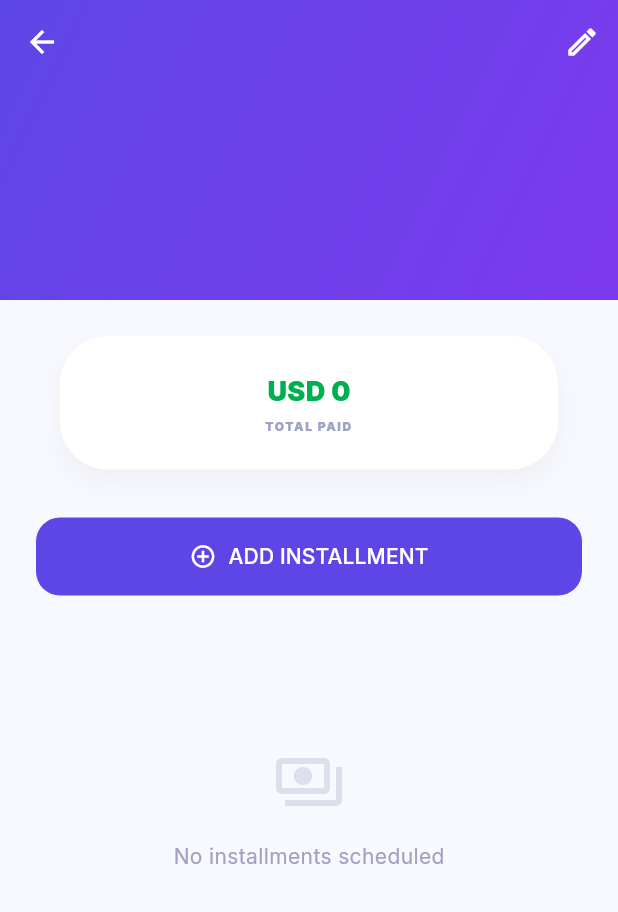
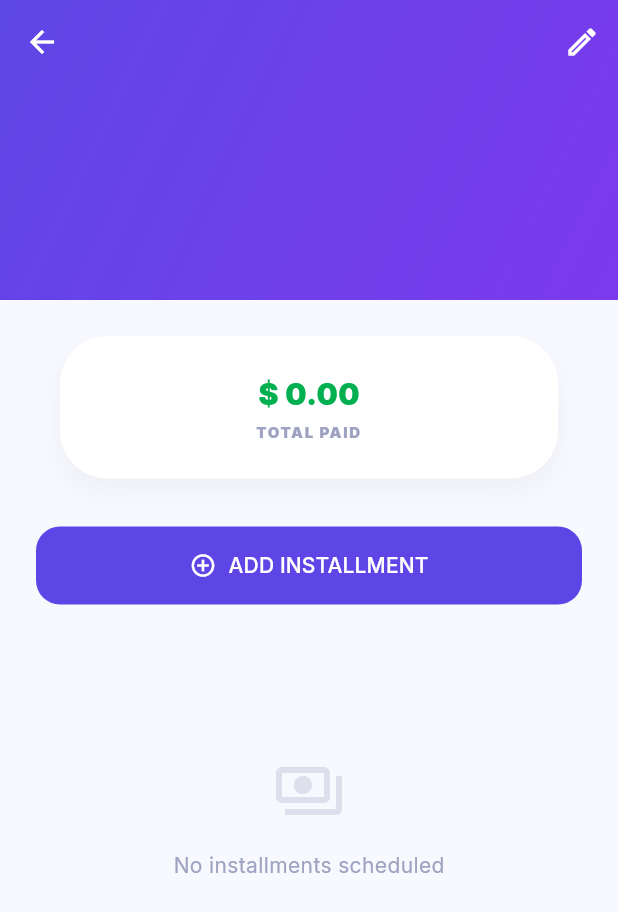
Before and after one commit to stfleurs/spendly, a Flutter app: the BillPlanDetailScreen screen opened directly with empty values, on a phone screen of 412 x 824 dp. Shown: the top 912 px of the screen. Run offline on Flutter 3.47's test engine with Material 3 defaults, Android fonts, the phone set to English and light mode, and no system bars; our stand-ins replace cloud_firestore, csv, file_picker, firebase_auth, firebase_core, firebase_storage and 9 more; missing offline and left inert: google_mlkit_text_recognition, pdfx, read_pdf_text, syncfusion_flutter_pdf; accounts and stored records are empty.

Commit message:
Fix UI overflow and decimal display in bill plan detail and mark paid sheet

```diff
--- a/lib/features/upcoming/view/bill_plan_detail_screen.dart
+++ b/lib/features/upcoming/view/bill_plan_detail_screen.dart
@@ -67,6 +67,10 @@ class BillPlanDetailScreen extends ConsumerWidget {
     final upcoming = linked
         .where((b) => !b.isPaid && b.computedStatus != BillStatus.cancelled)
         .toList();
+
+    String currencySymbol = '\$';
+    if (plan.currency == 'HTG') currencySymbol = 'G';
+    if (plan.currency == 'EUR') currencySymbol = '€';
 
     // ── Forecast Logic ──────────────────────────────────────────────────────
     String? forecastText;
@@ -156,35 +160,51 @@ class BillPlanDetailScreen extends ConsumerWidget {
                   padding: const EdgeInsets.all(24),
                   child: Column(
                     children: [
+                      if (hasTotal) ...[
                         Row(
                           children: [
                             Expanded(
                               child: _statCol(
                                 label: 'TOTAL PAID',
-                              value: '${plan.currency} ${(totalPaid / 100).toStringAsFixed(0)}',
+                                value: '$currencySymbol ${(totalPaid / 100).toStringAsFixed(2)}',
                                 color: AppColors.income,
+                                align: CrossAxisAlignment.start,
                               ),
                             ),
-                          if (hasTotal) ...[
+                            const SizedBox(width: 16),
                             Expanded(
                               child: _statCol(
                                 label: 'OBLIGATION',
-                                value: '${plan.currency} ${(totalObligation / 100).toStringAsFixed(0)}',
+                                value: '$currencySymbol ${(totalObligation / 100).toStringAsFixed(2)}',
                                 color: AppColors.textDark,
+                                align: CrossAxisAlignment.end,
                               ),
                             ),
+                          ],
+                        ),
+                        const SizedBox(height: 24),
+                        Row(
+                          children: [
                             Expanded(
                               child: _statCol(
                                 label: 'REMAINING',
-                                value: '${plan.currency} ${(remaining! / 100).toStringAsFixed(0)}',
-                                color: remaining > 0
-                                    ? AppColors.expense
-                                    : AppColors.income,
+                                value: '$currencySymbol ${(remaining! / 100).toStringAsFixed(2)}',
+                                color: remaining > 0 ? AppColors.expense : AppColors.income,
+                                align: CrossAxisAlignment.start,
                               ),
                             ),
-                          ],
+                            const SizedBox(width: 16),
+                            const Expanded(child: SizedBox.shrink()),
                           ],
                         ),
+                      ] else ...[
+                        _statCol(
+                          label: 'TOTAL PAID',
+                          value: '$currencySymbol ${(totalPaid / 100).toStringAsFixed(2)}',
+                          color: AppColors.income,
+                          align: CrossAxisAlignment.center,
+                        ),
+                      ],
                       if (progressValue != null) ...[
                         const SizedBox(height: 24),
                         ClipRRect(
@@ -284,14 +304,25 @@ class BillPlanDetailScreen extends ConsumerWidget {
     );
   }
 
-  Widget _statCol({required String label, required String value, required Color color}) {
+  Widget _statCol({
+    required String label,
+    required String value,
+    required Color color,
+    CrossAxisAlignment align = CrossAxisAlignment.center,
+  }) {
     return Column(
+      crossAxisAlignment: align,
       children: [
         FittedBox(
           fit: BoxFit.scaleDown,
+          alignment: align == CrossAxisAlignment.start
+              ? Alignment.centerLeft
+              : align == CrossAxisAlignment.end
+                  ? Alignment.centerRight
+                  : Alignment.center,
           child: Text(
             value,
-            style: TextStyle(color: color, fontWeight: FontWeight.w900, fontSize: 18),
+            style: TextStyle(color: color, fontWeight: FontWeight.w900, fontSize: 20),
           ),
         ),
         const SizedBox(height: 4),
@@ -300,9 +331,13 @@ class BillPlanDetailScreen extends ConsumerWidget {
           style: const TextStyle(
               color: AppColors.textLight,
               fontWeight: FontWeight.w900,
-              fontSize: 8,
+              fontSize: 10,
               letterSpacing: 1.1),
-          textAlign: TextAlign.center,
+          textAlign: align == CrossAxisAlignment.start
+              ? TextAlign.left
+              : align == CrossAxisAlignment.end
+                  ? TextAlign.right
+                  : TextAlign.center,
         ),
       ],
     );
@@ -367,6 +402,10 @@ class _InstallmentRow extends StatelessWidget {
   Widget build(BuildContext context) {
     final status = bill.computedStatus;
     final statusColor = status.color;
+
+    String currencySymbol = '\$';
+    if (bill.currency == 'HTG') currencySymbol = 'G';
+    if (bill.currency == 'EUR') currencySymbol = '€';
 
     return Padding(
       padding: const EdgeInsets.only(bottom: 12),
@@ -434,7 +473,7 @@ class _InstallmentRow extends StatelessWidget {
                   crossAxisAlignment: CrossAxisAlignment.end,
                   children: [
                     Text(
-                      '${bill.currency} ${(bill.amount / 100).toStringAsFixed(2)}',
+                      '$currencySymbol ${(bill.amount / 100).toStringAsFixed(2)}',
                       style: TextStyle(
                         color: bill.isPaid ? AppColors.income : AppColors.textDark,
                         fontWeight: FontWeight.w900,
@@ -483,6 +522,10 @@ class _TransactionRow extends StatelessWidget {
 
   @override
   Widget build(BuildContext context) {
+    String currencySymbol = '\$';
+    if (transaction.currency == 'HTG') currencySymbol = 'G';
+    if (transaction.currency == 'EUR') currencySymbol = '€';
+
     return Padding(
       padding: const EdgeInsets.only(bottom: 12),
       child: MainCard(
@@ -532,9 +575,12 @@ class _TransactionRow extends StatelessWidget {
                     children: [
                       const Icon(Icons.account_balance_wallet_outlined, size: 10, color: AppColors.textLight),
                       const SizedBox(width: 4),
-                      Text(
+                      const Flexible(
+                        child: Text(
                           'Account Payment',
-                        style: const TextStyle(color: AppColors.textLight, fontWeight: FontWeight.bold, fontSize: 10),
+                          style: TextStyle(color: AppColors.textLight, fontWeight: FontWeight.bold, fontSize: 10),
+                          overflow: TextOverflow.ellipsis,
+                        ),
                       ),
                       if (transaction.receiptUrl != null) ...[
                         const SizedBox(width: 8),
@@ -560,7 +606,7 @@ class _TransactionRow extends StatelessWidget {
 
             // Amount
             Text(
-              '${transaction.currency} ${(transaction.amount / 100).toStringAsFixed(2)}',
+              '$currencySymbol ${(transaction.amount / 100).toStringAsFixed(2)}',
               style: const TextStyle(
                 color: AppColors.income,
                 fontWeight: FontWeight.w900,
--- a/lib/features/upcoming/view/mark_paid_sheet.dart
+++ b/lib/features/upcoming/view/mark_paid_sheet.dart
@@ -64,7 +64,7 @@ class _MarkPaidSheetState extends ConsumerState<MarkPaidSheet> {
           color: AppColors.background,
           borderRadius: BorderRadius.circular(28),
         ),
-        child: Padding(
+        child: SingleChildScrollView(
           padding: const EdgeInsets.all(24),
           child: Column(
             mainAxisSize: MainAxisSize.min,
@@ -528,10 +528,11 @@ class _MarkPaidSheetState extends ConsumerState<MarkPaidSheet> {
       if (isCrossCurrency) {
         rate = double.tryParse(_rateController.text.replaceAll(',', '')) ?? 1.0;
         if (rate <= 0) {
-          setState(() => _isLoading = false);
-          ScaffoldMessenger.of(context).showSnackBar(
-            const SnackBar(content: Text('Please enter the exchange rate to continue.')),
-          );
+          if (mounted) {
+            ScaffoldMessenger.of(context).showSnackBar(
+              const SnackBar(content: Text('Please enter the exchange rate to continue.')),
+            );
+          }
           return;
         }
         accountAmountCents = (billAmountCents * rate).round();
```
Lines whose indentation alone changed are shown as unchanged.
